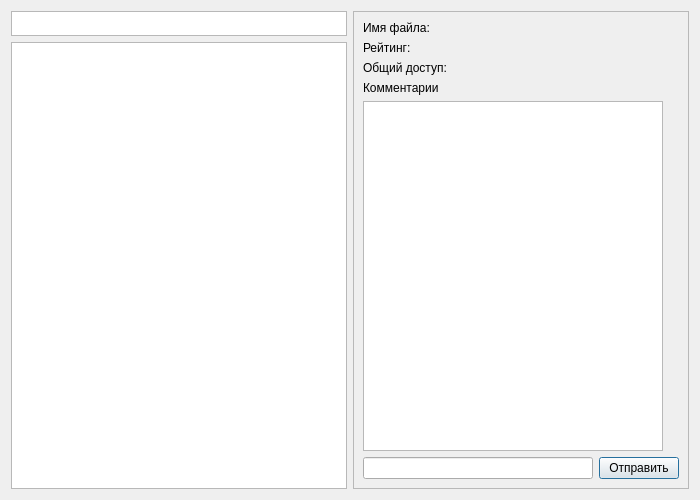
figmenyaznae/HierarchyManager, file Client/FolderView.ui: the form before one commit.
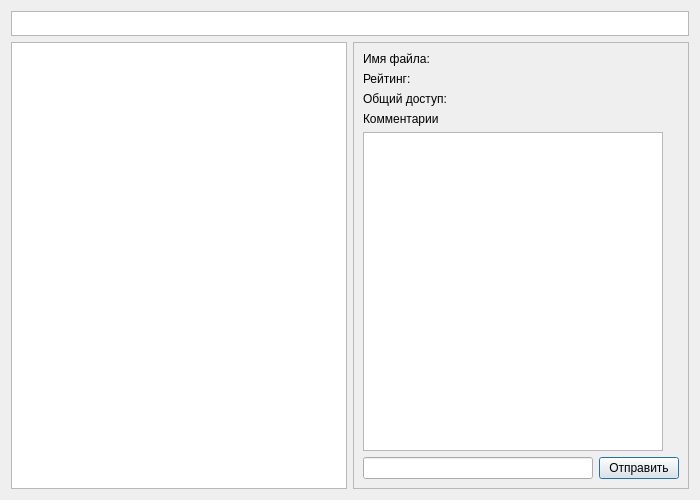
The form after the commit.

Commit message: Working with multiple objects, layout improvements

The edit to the form file:
```diff
--- a/Client/FolderView.ui
+++ b/Client/FolderView.ui
@@ -13,9 +13,7 @@
   <property name="windowTitle">
    <string>Hierarchy Manager</string>
   </property>
-  <layout class="QHBoxLayout" name="horizontalLayout">
-   <item>
-    <layout class="QVBoxLayout" name="verticalLayout">
+  <layout class="QVBoxLayout" name="verticalLayout_3">
      <item>
       <widget class="QListWidget" name="history">
        <property name="maximumSize">
@@ -24,12 +22,20 @@
          <height>25</height>
         </size>
        </property>
+     <property name="verticalScrollBarPolicy">
+      <enum>Qt::ScrollBarAlwaysOff</enum>
+     </property>
+     <property name="horizontalScrollBarPolicy">
+      <enum>Qt::ScrollBarAlwaysOff</enum>
+     </property>
        <property name="flow">
         <enum>QListView::LeftToRight</enum>
        </property>
       </widget>
      </item>
      <item>
+    <layout class="QHBoxLayout" name="horizontalLayout">
+     <item>
       <widget class="QListView" name="mainView">
        <property name="spacing">
         <number>10</number>
@@ -38,8 +44,6 @@
         <enum>QListView::IconMode</enum>
        </property>
       </widget>
-     </item>
-    </layout>
    </item>
    <item>
     <widget class="QFrame" name="frame">
@@ -110,6 +114,8 @@
       </item>
      </layout>
     </widget>
+     </item>
+    </layout>
    </item>
   </layout>
  </widget>
```
Left out of the diff: 24 changed lines with no effect on the pictures. Lines whose indentation alone changed are shown as unchanged. The commit also changes 3 other files.
